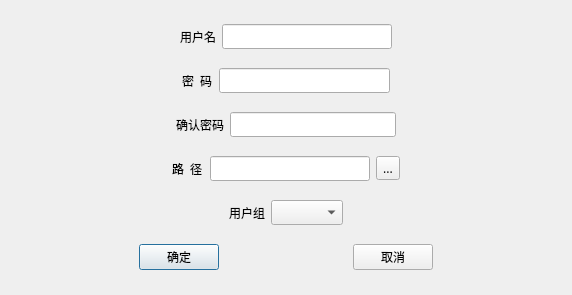
First picture: the form in newuserdialog.ui, repository z1908144712/QtFtpServer, before the edit.
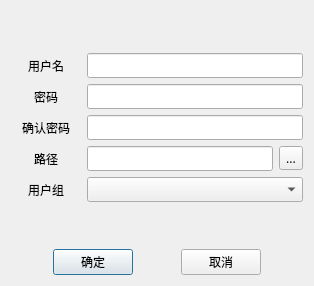
Second picture: the form after the edit.

```diff
--- a/newuserdialog.ui
+++ b/newuserdialog.ui
@@ -6,8 +6,8 @@
    <rect>
     <x>0</x>
     <y>0</y>
-    <width>572</width>
-    <height>295</height>
+    <width>314</width>
+    <height>286</height>
    </rect>
   </property>
   <property name="font">
@@ -19,65 +19,69 @@
    <string>新建用户</string>
   </property>
   <layout class="QVBoxLayout" name="verticalLayout">
+   <item>
+    <spacer name="verticalSpacer_2">
+     <property name="orientation">
+      <enum>Qt::Vertical</enum>
+     </property>
+     <property name="sizeHint" stdset="0">
+      <size>
+       <width>20</width>
+       <height>40</height>
+      </size>
+     </property>
+    </spacer>
+   </item>
    <item>
     <layout class="QHBoxLayout" name="horizontalLayout_2">
-     <item>
-      <spacer name="horizontalSpacer_12">
-       <property name="orientation">
-        <enum>Qt::Horizontal</enum>
-       </property>
-       <property name="sizeHint" stdset="0">
-        <size>
-         <width>40</width>
-         <height>20</height>
-        </size>
-       </property>
-      </spacer>
-     </item>
      <item>
       <widget class="QLabel" name="label">
+       <property name="minimumSize">
+        <size>
+         <width>70</width>
+         <height>0</height>
+        </size>
+       </property>
+       <property name="maximumSize">
+        <size>
+         <width>70</width>
+         <height>16777215</height>
+        </size>
+       </property>
        <property name="text">
         <string>用户名</string>
        </property>
+       <property name="alignment">
+        <set>Qt::AlignCenter</set>
+       </property>
       </widget>
      </item>
      <item>
       <widget class="QLineEdit" name="username"/>
      </item>
-     <item>
-      <spacer name="horizontalSpacer_13">
-       <property name="orientation">
-        <enum>Qt::Horizontal</enum>
-       </property>
-       <property name="sizeHint" stdset="0">
-        <size>
-         <width>40</width>
-         <height>20</height>
-        </size>
-       </property>
-      </spacer>
-     </item>
     </layout>
    </item>
    <item>
     <layout class="QHBoxLayout" name="horizontalLayout_3">
-     <item>
-      <spacer name="horizontalSpacer_10">
-       <property name="orientation">
-        <enum>Qt::Horizontal</enum>
-       </property>
-       <property name="sizeHint" stdset="0">
-        <size>
-         <width>40</width>
-         <height>20</height>
-        </size>
-       </property>
-      </spacer>
-     </item>
      <item>
       <widget class="QLabel" name="label_2">
+       <property name="minimumSize">
+        <size>
+         <width>70</width>
+         <height>0</height>
+        </size>
+       </property>
+       <property name="maximumSize">
+        <size>
+         <width>70</width>
+         <height>16777215</height>
+        </size>
+       </property>
        <property name="text">
-        <string>密  码</string>
+        <string>密码</string>
+       </property>
+       <property name="alignment">
+        <set>Qt::AlignCenter</set>
        </property>
       </widget>
      </item>
@@ -88,41 +92,30 @@
        </property>
       </widget>
      </item>
-     <item>
-      <spacer name="horizontalSpacer_11">
-       <property name="orientation">
-        <enum>Qt::Horizontal</enum>
-       </property>
-       <property name="sizeHint" stdset="0">
-        <size>
-         <width>40</width>
-         <height>20</height>
-        </size>
-       </property>
-      </spacer>
-     </item>
     </layout>
    </item>
    <item>
     <layout class="QHBoxLayout" name="horizontalLayout_4">
-     <item>
-      <spacer name="horizontalSpacer_7">
-       <property name="orientation">
-        <enum>Qt::Horizontal</enum>
-       </property>
-       <property name="sizeHint" stdset="0">
-        <size>
-         <width>40</width>
-         <height>20</height>
-        </size>
-       </property>
-      </spacer>
-     </item>
      <item>
       <widget class="QLabel" name="label_3">
+       <property name="minimumSize">
+        <size>
+         <width>70</width>
+         <height>0</height>
+        </size>
+       </property>
+       <property name="maximumSize">
+        <size>
+         <width>70</width>
+         <height>16777215</height>
+        </size>
+       </property>
        <property name="text">
         <string>确认密码</string>
        </property>
+       <property name="alignment">
+        <set>Qt::AlignCenter</set>
+       </property>
       </widget>
      </item>
      <item>
@@ -132,40 +125,29 @@
        </property>
       </widget>
      </item>
-     <item>
-      <spacer name="horizontalSpacer_8">
-       <property name="orientation">
-        <enum>Qt::Horizontal</enum>
-       </property>
-       <property name="sizeHint" stdset="0">
-        <size>
-         <width>40</width>
-         <height>20</height>
-        </size>
-       </property>
-      </spacer>
-     </item>
     </layout>
    </item>
    <item>
     <layout class="QHBoxLayout" name="horizontalLayout_6">
-     <item>
-      <spacer name="horizontalSpacer_6">
-       <property name="orientation">
-        <enum>Qt::Horizontal</enum>
-       </property>
-       <property name="sizeHint" stdset="0">
-        <size>
-         <width>40</width>
-         <height>20</height>
-        </size>
-       </property>
-      </spacer>
-     </item>
      <item>
       <widget class="QLabel" name="label_5">
+       <property name="minimumSize">
+        <size>
+         <width>70</width>
+         <height>0</height>
+        </size>
+       </property>
+       <property name="maximumSize">
+        <size>
+         <width>70</width>
+         <height>16777215</height>
+        </size>
+       </property>
        <property name="text">
-        <string>路  径</string>
+        <string>路径</string>
+       </property>
+       <property name="alignment">
+        <set>Qt::AlignCenter</set>
        </property>
       </widget>
      </item>
@@ -183,65 +165,54 @@
        </property>
       </widget>
      </item>
-     <item>
-      <spacer name="horizontalSpacer_9">
-       <property name="orientation">
-        <enum>Qt::Horizontal</enum>
-       </property>
-       <property name="sizeHint" stdset="0">
-        <size>
-         <width>40</width>
-         <height>20</height>
-        </size>
-       </property>
-      </spacer>
-     </item>
     </layout>
    </item>
    <item>
     <layout class="QHBoxLayout" name="horizontalLayout_5">
-     <item>
-      <spacer name="horizontalSpacer_4">
-       <property name="orientation">
-        <enum>Qt::Horizontal</enum>
-       </property>
-       <property name="sizeHint" stdset="0">
-        <size>
-         <width>40</width>
-         <height>20</height>
-        </size>
-       </property>
-      </spacer>
-     </item>
      <item>
       <widget class="QLabel" name="label_4">
+       <property name="minimumSize">
+        <size>
+         <width>70</width>
+         <height>0</height>
+        </size>
+       </property>
+       <property name="maximumSize">
+        <size>
+         <width>70</width>
+         <height>16777215</height>
+        </size>
+       </property>
        <property name="text">
         <string>用户组</string>
        </property>
+       <property name="alignment">
+        <set>Qt::AlignCenter</set>
+       </property>
       </widget>
      </item>
      <item>
       <widget class="QComboBox" name="groups"/>
      </item>
-     <item>
-      <spacer name="horizontalSpacer_5">
-       <property name="orientation">
-        <enum>Qt::Horizontal</enum>
-       </property>
-       <property name="sizeHint" stdset="0">
-        <size>
-         <width>40</width>
-         <height>20</height>
-        </size>
-       </property>
-      </spacer>
-     </item>
     </layout>
    </item>
+   <item>
+    <spacer name="verticalSpacer">
+     <property name="orientation">
+      <enum>Qt::Vertical</enum>
+     </property>
+     <property name="sizeHint" stdset="0">
+      <size>
+       <width>20</width>
+       <height>40</height>
+      </size>
+     </property>
+    </spacer>
+   </item>
    <item>
     <layout class="QHBoxLayout" name="horizontalLayout">
      <item>
-      <spacer name="horizontalSpacer_2">
+      <spacer name="horizontalSpacer">
        <property name="orientation">
         <enum>Qt::Horizontal</enum>
        </property>
@@ -261,7 +232,7 @@
       </widget>
      </item>
      <item>
-      <spacer name="horizontalSpacer">
+      <spacer name="horizontalSpacer_2">
        <property name="orientation">
         <enum>Qt::Horizontal</enum>
        </property>
```
